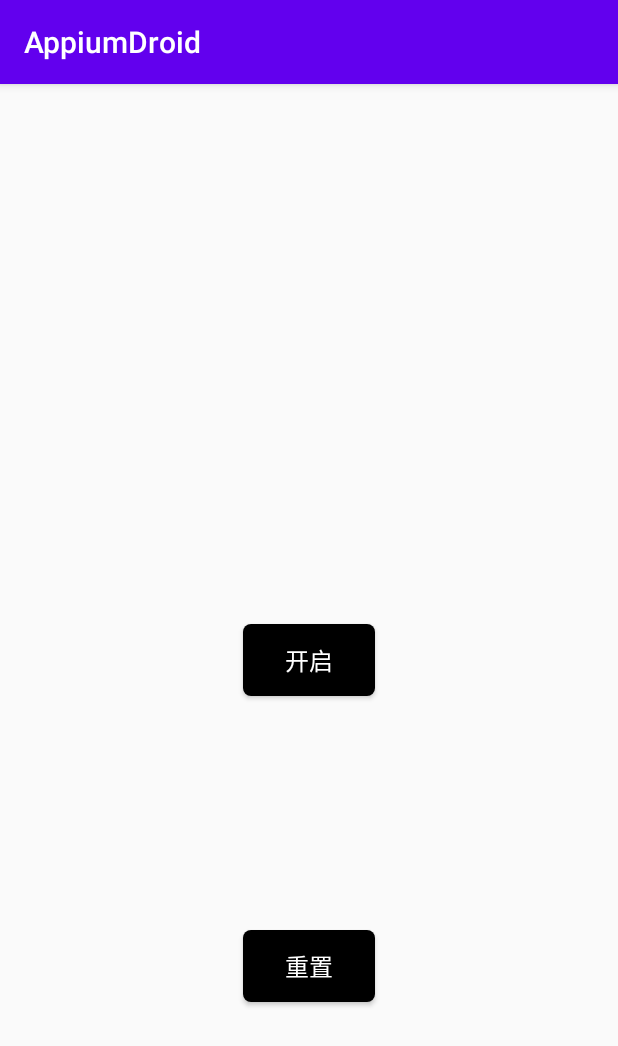
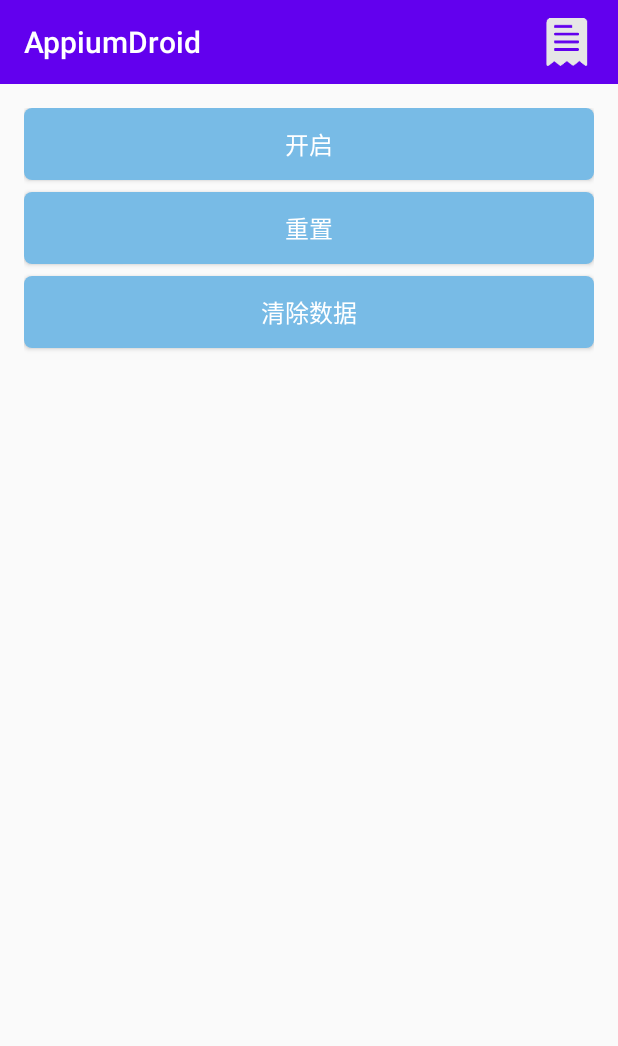
Before and after one commit to lisabiya/AppiumDroid, an Android app: the screen it shows after launch (MainActivity), on a phone screen of 412 x 824 dp. Shown: the top 1046 px of the screen. Run offline under Robolectric (Android 15) with nearby library versions, the phone set to English and light mode, and no system bars; libraries missing offline, so code that uses them is left out: com.blankj.utilcode.

Commit message:
利用无障碍模式，控制列表滑动，依次点击获取详情页信息 详情页信息去重存储到本地

```diff
--- a/app/src/main/AndroidManifest.xml
+++ b/app/src/main/AndroidManifest.xml
@@ -16,6 +16,7 @@
                 <category android:name="android.intent.category.LAUNCHER" />
             </intent-filter>
         </activity>
+        <activity android:name=".ListActivity" />
 
         <service
             android:name=".GetContactPersonInfoService"
--- a/app/src/main/res/drawable/corner_round.xml
+++ b/app/src/main/res/drawable/corner_round.xml
@@ -1,5 +1,5 @@
 <?xml version="1.0" encoding="utf-8"?>
 <shape xmlns:android="http://schemas.android.com/apk/res/android">
     <corners android:radius="5dp" />
-    <solid android:color="@android:color/background_dark" />
+    <solid android:color="@color/blue" />
 </shape>
--- a/app/src/main/res/layout/activity_main.xml
+++ b/app/src/main/res/layout/activity_main.xml
@@ -1,36 +1,62 @@
 <?xml version="1.0" encoding="utf-8"?>
-<androidx.constraintlayout.widget.ConstraintLayout xmlns:android="http://schemas.android.com/apk/res/android"
+<LinearLayout xmlns:android="http://schemas.android.com/apk/res/android"
     xmlns:app="http://schemas.android.com/apk/res-auto"
     xmlns:tools="http://schemas.android.com/tools"
     android:layout_width="match_parent"
     android:layout_height="match_parent"
+    android:orientation="vertical"
     tools:context=".MainActivity">
 
+    <androidx.appcompat.widget.Toolbar
+        android:id="@+id/toolbar"
+        android:layout_width="match_parent"
+        android:layout_height="wrap_content"
+        android:background="@color/colorPrimary"
+        android:paddingStart="0dp"
+        android:paddingEnd="6dp"
+        app:layout_constraintTop_toTopOf="parent"
+        app:menu="@menu/menu_main"
+        app:title="@string/app_name"
+        app:titleTextColor="@android:color/white" />
+
+    <LinearLayout
+        android:layout_width="match_parent"
+        android:layout_height="match_parent"
+        android:orientation="vertical"
+        android:padding="16dp"
+        app:layout_constraintBottom_toBottomOf="parent"
+        app:layout_constraintTop_toTopOf="@id/toolbar">
 
         <Button
             android:id="@+id/btStart"
-        android:layout_width="wrap_content"
+            android:layout_width="match_parent"
             android:layout_height="wrap_content"
             android:background="@drawable/corner_round"
             android:text="@string/start"
             android:textColor="@android:color/white"
-        android:textSize="16sp"
-        app:layout_constraintBottom_toBottomOf="parent"
-        app:layout_constraintEnd_toEndOf="parent"
-        app:layout_constraintStart_toStartOf="parent"
-        app:layout_constraintTop_toTopOf="parent" />
-
+            android:textSize="16sp" />
 
         <Button
             android:id="@+id/btReset"
-        android:layout_width="wrap_content"
+            android:layout_width="match_parent"
             android:layout_height="wrap_content"
+            android:layout_marginTop="8dp"
             android:background="@drawable/corner_round"
             android:text="@string/reset"
             android:textColor="@android:color/white"
-        android:textSize="16sp"
-        app:layout_constraintBottom_toBottomOf="parent"
-        app:layout_constraintEnd_toEndOf="parent"
-        app:layout_constraintStart_toStartOf="parent"
-        app:layout_constraintTop_toBottomOf="@+id/btStart" />
-</androidx.constraintlayout.widget.ConstraintLayout>
+            android:textSize="16sp" />
+
+        <Button
+            android:id="@+id/btClear"
+            android:layout_width="match_parent"
+            android:layout_height="wrap_content"
+            android:layout_marginTop="8dp"
+            android:background="@drawable/corner_round"
+            android:text="@string/clear"
+            android:textColor="@android:color/white"
+            android:textSize="16sp" />
+
+    </LinearLayout>
+
+
+</LinearLayout>
--- /dev/null
+++ b/app/src/main/res/menu/menu_main.xml
@@ -0,0 +1,11 @@
+<?xml version="1.0" encoding="utf-8"?>
+<menu xmlns:android="http://schemas.android.com/apk/res/android"
+    xmlns:app="http://schemas.android.com/apk/res-auto"
+    xmlns:tools="http://schemas.android.com/tools"
+    tools:context=".MainActivity">
+    <item
+        android:id="@+id/action_list"
+        android:icon="@mipmap/ic_list"
+        android:title="@string/list"
+        app:showAsAction="always" />
+</menu>
--- a/app/src/main/res/values/colors.xml
+++ b/app/src/main/res/values/colors.xml
@@ -2,5 +2,7 @@
 <resources>
     <color name="colorPrimary">#6200EE</color>
     <color name="colorPrimaryDark">#3700B3</color>
-    <color name="colorAccent">#03DAC5</color>
+    <color name="colorAccent">#78bbe6</color>
+
+    <color name="blue">#78bbe6</color>
 </resources>
--- a/app/src/main/res/values/strings.xml
+++ b/app/src/main/res/values/strings.xml
@@ -5,5 +5,7 @@
     <string name="start">开启</string>
     <string name="reset">重置</string>
     <string name="description">描述信息</string>
+    <string name="list">列表</string>
+    <string name="clear">清除数据</string>
 
 </resources>
--- a/app/src/main/res/values/styles.xml
+++ b/app/src/main/res/values/styles.xml
@@ -1,7 +1,7 @@
 <resources>
 
     <!-- Base application theme. -->
-    <style name="AppTheme" parent="Theme.AppCompat.Light.DarkActionBar">
+    <style name="AppTheme" parent="Theme.AppCompat.Light.NoActionBar">
         <!-- Customize your theme here. -->
         <item name="colorPrimary">@color/colorPrimary</item>
         <item name="colorPrimaryDark">@color/colorPrimaryDark</item>
```
Also changed, not shown: app/src/main/java/com/debby/appiumdroid/GetContactPersonInfoService.kt (+26 -30 lines), app/src/main/java/com/debby/appiumdroid/ListActivity.kt (added, +37 -0 lines), app/src/main/java/com/debby/appiumdroid/MainActivity.kt (+37 -16 lines), app/src/main/java/com/debby/appiumdroid/Util.kt (+2 -7 lines), app/src/main/res/layout/activity_list.xml (added, +20 -0 lines), app/src/main/res/mipmap-xxhdpi/ic_list.png (added). Lines whose indentation alone changed are shown as unchanged.
